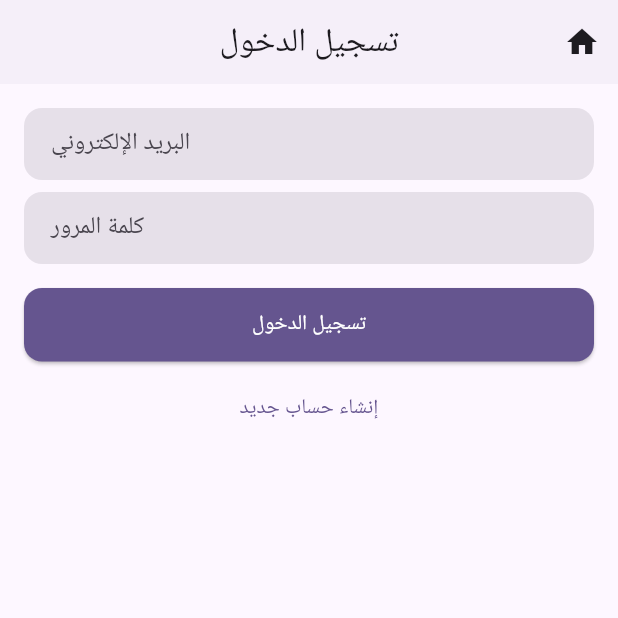
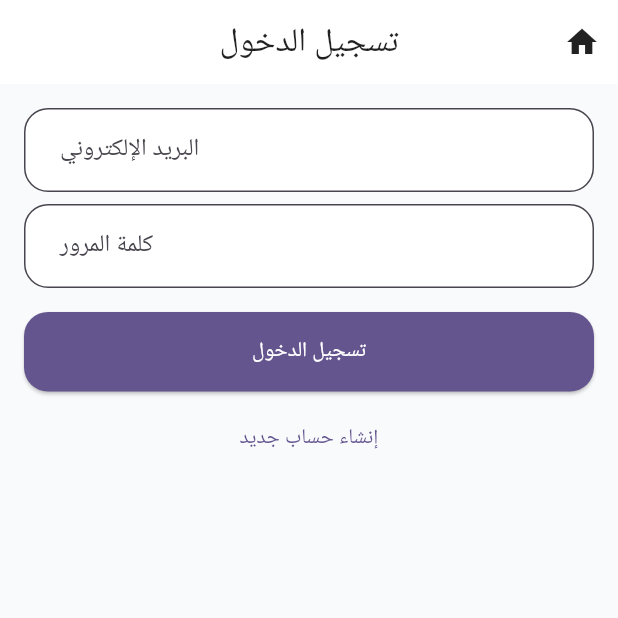
Before and after one commit to Shaman-web/shaman26, a Flutter app: the screen it shows after launch, on a phone screen of 412 x 824 dp, the top half of it. Run offline on Flutter 3.47's test engine with Material 3 defaults, Android fonts, the light colour scheme and no system bars; our stand-ins replace flutter_map, flutter_secure_storage, google_fonts, image_picker, latlong2, shimmer; accounts and stored records are empty; Roboto replaces fonts that are missing (Cairo).

Commit message:
blackboxai/ui-improvements: Professional e-commerce UI enhancements
- Added pro dependencies (lottie, shimmer, confetti, google_fonts)
- Enhanced app_theme.dart with Material 3, Cairo font, custom colors/shadows
- Created design_tokens.dart for consistent spacing/colors/shadows
- Added ShimmerLoader for smooth loading states
- Updated TODO.md for progress tracking

App now has modern store design ready for hot reload!

```diff
--- a/lib/core/theme/app_theme.dart
+++ b/lib/core/theme/app_theme.dart
@@ -1,42 +1,67 @@
 import 'package:flutter/material.dart';
+import 'package:google_fonts/google_fonts.dart';
+import 'design_tokens.dart';
 
-/// AppTheme: centralized, modern Material 3 theme used across the app.
+/// AppTheme: احترافي Material 3 مع دعم dark mode، ألوان e-commerce، typography مخصصة.
 class AppTheme {
-  /// Returns a light theme using [seedColor] as a ColorScheme seed.
-  static ThemeData lightTheme({Color? seedColor}) {
-    final seed = seedColor ?? const Color(0xFF6750A4);
+  /// ثيم فاتح احترافي للمتاجر
+  static ThemeData lightTheme() {
     final base = ThemeData.light(useMaterial3: true);
-    final scheme = ColorScheme.fromSeed(seedColor: seed, brightness: Brightness.light);
+    final scheme = ColorScheme.fromSeed(
+      seedColor: const Color(0xFF6750A4),
+      brightness: Brightness.light,
+    );
 
     return base.copyWith(
       colorScheme: scheme,
-  scaffoldBackgroundColor: scheme.surface,
+      scaffoldBackgroundColor: const Color(0xFFF8FAFC),
       appBarTheme: AppBarTheme(
-        backgroundColor: scheme.surface,
-        foregroundColor: scheme.onSurface,
-        elevation: 1,
+        backgroundColor: Colors.white,
+        foregroundColor: Colors.black87,
+        elevation: 0,
         centerTitle: true,
       ),
-      cardTheme: base.cardTheme.copyWith(
-        color: scheme.surface,
-        elevation: 2,
-        shape: RoundedRectangleBorder(borderRadius: BorderRadius.circular(14)),
+      cardTheme: const CardTheme(
+        color: Colors.white,
+        elevation: 8,
+        shape: RoundedRectangleBorder(borderRadius: BorderRadius.circular(20)),
+        surfaceTintColor: Colors.transparent,
       ),
       elevatedButtonTheme: ElevatedButtonThemeData(
         style: ElevatedButton.styleFrom(
           backgroundColor: scheme.primary,
-          foregroundColor: scheme.onPrimary,
-          shape: RoundedRectangleBorder(borderRadius: BorderRadius.circular(12)),
-          padding: const EdgeInsets.symmetric(vertical: 14, horizontal: 20),
+          foregroundColor: Colors.white,
+          shape: RoundedRectangleBorder(borderRadius: BorderRadius.circular(16)),
+          padding: const EdgeInsets.symmetric(vertical: 16, horizontal: 24),
         ),
       ),
       inputDecorationTheme: InputDecorationTheme(
         filled: true,
-        fillColor: scheme.surfaceContainerHighest,
-        contentPadding: const EdgeInsets.symmetric(vertical: 12, horizontal: 14),
-        border: OutlineInputBorder(borderRadius: BorderRadius.circular(12), borderSide: BorderSide.none),
+        fillColor: Colors.white,
+        contentPadding: const EdgeInsets.symmetric(vertical: 16, horizontal: 20),
+        border: OutlineInputBorder(
+          borderRadius: BorderRadius.circular(16),
+          borderSide: BorderSide(color: Colors.grey.shade200),
+        ),
+        focusedBorder: OutlineInputBorder(
+          borderRadius: BorderRadius.circular(16),
+          borderSide: BorderSide(color: scheme.primary, width: 2),
+        ),
       ),
-      textTheme: base.textTheme.apply(fontFamily: 'Roboto'),
+      textTheme: GoogleFonts.cairoTextTheme(base.textTheme).apply(
+        displayLarge: GoogleFonts.cairo(fontSize: 32, fontWeight: FontWeight.bold),
+        headlineLarge: GoogleFonts.cairo(fontSize: 24, fontWeight: FontWeight.bold),
+        titleLarge: GoogleFonts.cairo(fontSize: 20, fontWeight: FontWeight.w600),
+        bodyLarge: GoogleFonts.cairo(fontSize: 16),
+        labelLarge: GoogleFonts.cairo(fontSize: 14, fontWeight: FontWeight.w600),
+      ),
+      bottomNavigationBarTheme: BottomNavigationBarThemeData(
+        backgroundColor: Colors.white,
+        selectedItemColor: scheme.primary,
+        unselectedItemColor: Colors.grey,
+        type: BottomNavigationBarType.fixed,
+        elevation: 8,
+      ),
     );
   }
 }
--- a/lib/main.dart
+++ b/lib/main.dart
@@ -280,7 +280,7 @@ class MyApp extends StatelessWidget {
     return MaterialApp(
       title: 'Shaman Shop',
   debugShowCheckedModeBanner: false,
-  theme: AppTheme.lightTheme(seedColor: const Color(0xFF6750A4)),
+  theme: AppTheme.lightTheme(),
       home: isLoggedIn ? const AppShell() : const LoginPage(),
       routes: {
         '/home': (ctx) => const AppShell(),
```
Also changed, not shown: lib/core/theme/design_tokens.dart (added, +29 -0 lines), lib/core/widgets/avatar.dart (added, +21 -0 lines), lib/core/widgets/badge.dart (added, +21 -0 lines), lib/core/widgets/primary_button.dart (added, +25 -0 lines), lib/core/widgets/rating_stars.dart (added, +24 -0 lines), lib/core/widgets/secondary_button.dart (added, +25 -0 lines), lib/core/widgets/shimmer_loader.dart (added, +58 -0 lines), lib/core/widgets/stylish_card.dart (added, +22 -0 lines), lib/features/dashboard/presentation/pages/dashboard_page.dart (+17 -13 lines), lib/features/offers/presentation/widgets/offer_card.dart (+90 -124 lines), lib/features/products/presentation/widgets/product_card.dart (+25 -83 lines), lib/features/sellershop/presentation/widgets/seller_card.dart (+7 -5 lines), pubspec.yaml (+8 -4 lines), lib/core/theme/ui_kit.dart (added), 4 more files, 2 other files.
